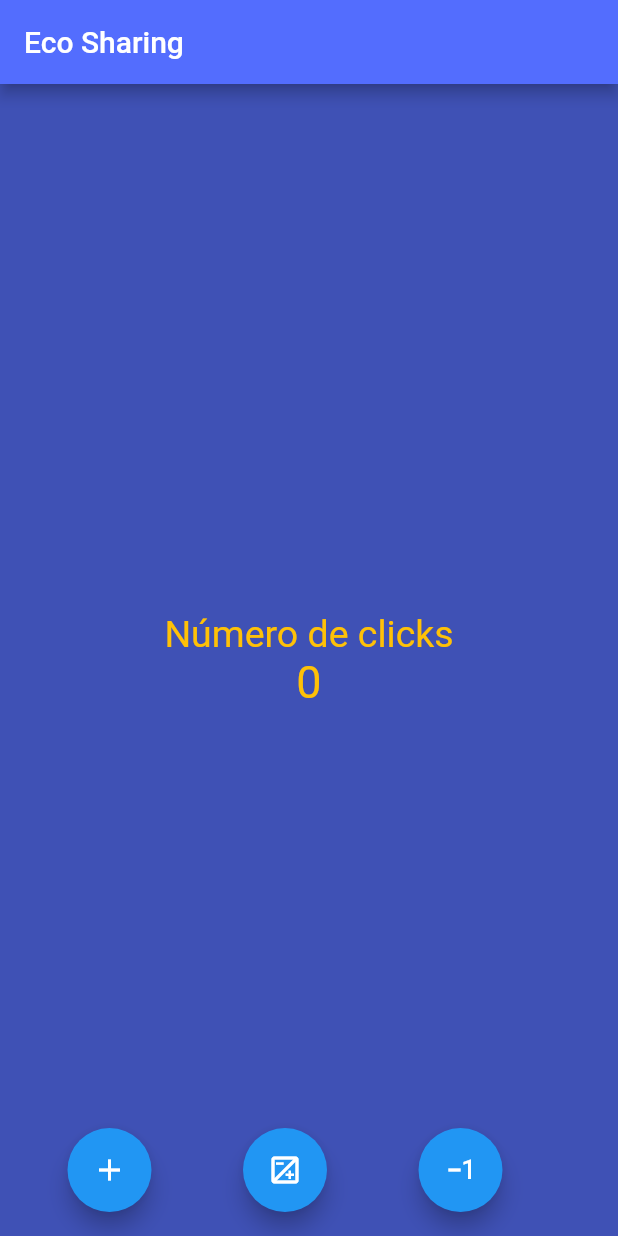
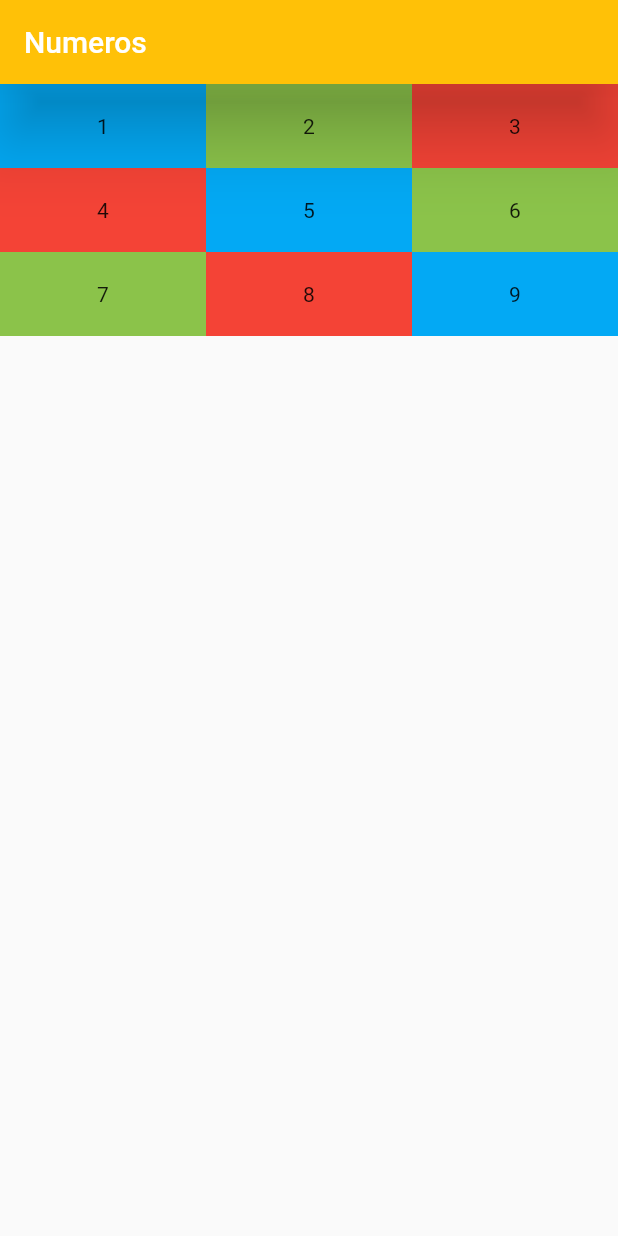
Before and after one commit to asanchezzdam1/22-23_PMDM_Flutter, a Flutter app: the screen it shows after launch, on a phone screen of 412 x 824 dp. Run offline on Flutter 3.47's test engine with Material 2 defaults, Android fonts, the phone set to English and light mode, and no system bars.

Commit message:
Ejercicio numeros en filas y columnas

```diff
--- /dev/null
+++ b/eco_sharing/lib/Screens/numeros.dart
@@ -0,0 +1,45 @@
+import 'package:flutter/material.dart';
+
+class Numeros extends StatelessWidget {
+  const Numeros({super.key});
+
+  @override
+  Widget build(BuildContext context) {
+    return Scaffold(
+      appBar: AppBar(
+        title: const Text('Numeros'),
+        backgroundColor: Colors.amber,
+        elevation: 20,
+        shadowColor: Colors.black,
+      ),
+      body: Column(children: [
+        Row(children: [
+          creaBloque(color: Colors.lightBlue, text: '1'),
+          creaBloque(color: Colors.lightGreen, text: '2'),
+          creaBloque(color: Colors.red, text: '3')
+        ]),
+        Row(children: [
+          creaBloque(color: Colors.red, text: '4'),
+          creaBloque(color: Colors.lightBlue, text: '5'),
+          creaBloque(color: Colors.lightGreen, text: '6')
+        ]),
+        Row(children: [
+          creaBloque(color: Colors.lightGreen, text: '7'),
+          creaBloque(color: Colors.red, text: '8'),
+          creaBloque(color: Colors.lightBlue, text: '9')
+        ]),
+      ]),
+    );
+  }
+
+  Expanded creaBloque({required Color color, required String text}) {
+    return Expanded(
+        child: Container(
+            color: color,
+            padding: const EdgeInsets.all(20),
+            child: Text(
+              text,
+              textAlign: TextAlign.center,
+            )));
+  }
+}
--- a/eco_sharing/lib/main.dart
+++ b/eco_sharing/lib/main.dart
@@ -1,4 +1,5 @@
-import 'package:eco_sharing/Screens/counter_screen.dart';
+// import 'package:eco_sharing/Screens/counter_screen.dart';
+import 'package:eco_sharing/Screens/numeros.dart';
 import 'package:flutter/material.dart';
 
 void main() {
@@ -12,7 +13,7 @@ class EcoSharing extends StatelessWidget {
   Widget build(BuildContext context) {
     return const MaterialApp(
       debugShowCheckedModeBanner: false,
-      home: CounterScreen(),
+      home: Numeros(),
     );
   }
 }
```
